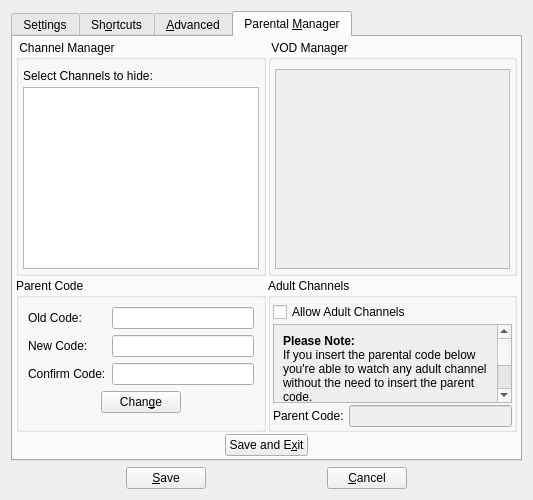
Before: the Qt Designer form forms/csettingsdlg.ui in Jo2003/vlc_record, drawn with Qt 5.
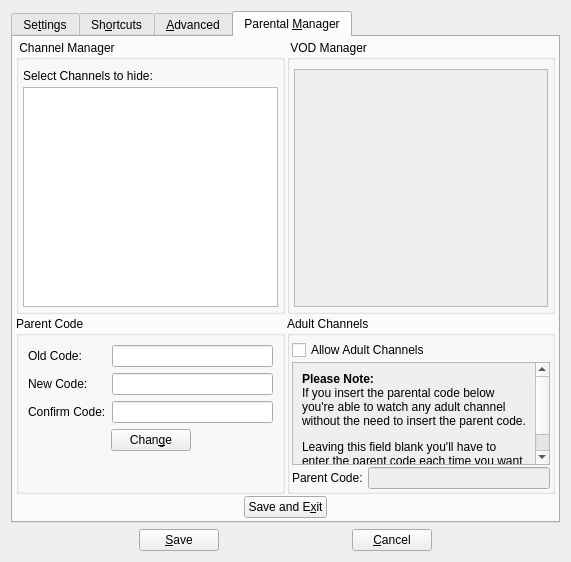
After: the same form once the commit is applied. The open tabs and pages were chosen to show the change. Icons and pictures are not drawn. Custom widgets are drawn as their Qt base class.

```diff
--- a/forms/csettingsdlg.ui
+++ b/forms/csettingsdlg.ui
@@ -6,8 +6,8 @@
    <rect>
     <x>0</x>
     <y>0</y>
-    <width>533</width>
-    <height>484</height>
+    <width>571</width>
+    <height>562</height>
    </rect>
   </property>
   <property name="windowTitle">
@@ -843,8 +843,8 @@
                     <rect>
                      <x>0</x>
                      <y>0</y>
-                     <width>235</width>
-                     <height>192</height>
+                     <width>249</width>
+                     <height>229</height>
                     </rect>
                    </property>
                   </widget>
@@ -995,8 +995,8 @@
                     <rect>
                      <x>0</x>
                      <y>0</y>
-                     <width>222</width>
-                     <height>134</height>
+                     <width>239</width>
+                     <height>166</height>
                     </rect>
                    </property>
                    <layout class="QVBoxLayout" name="verticalLayout_10">
```
Left out of the diff: 24 changed lines with no effect on the pictures.
